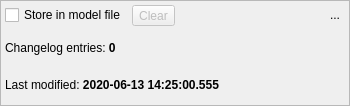
Above: libs/libgui/ui/widgets/changelogwidget.ui from pgmodeler/pgmodeler before the change. Below: the same form after it.
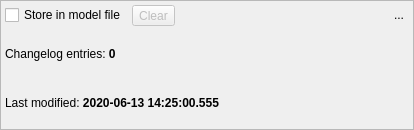
That is the form after the change. Icons and pictures are not drawn.

```diff
--- a/libs/libgui/ui/widgets/changelogwidget.ui
+++ b/libs/libgui/ui/widgets/changelogwidget.ui
@@ -6,8 +6,8 @@
    <rect>
     <x>0</x>
     <y>0</y>
-    <width>350</width>
-    <height>106</height>
+    <width>414</width>
+    <height>130</height>
    </rect>
   </property>
   <property name="minimumSize">
```
Left out of the diff: 6 changed lines with no effect on the pictures.
